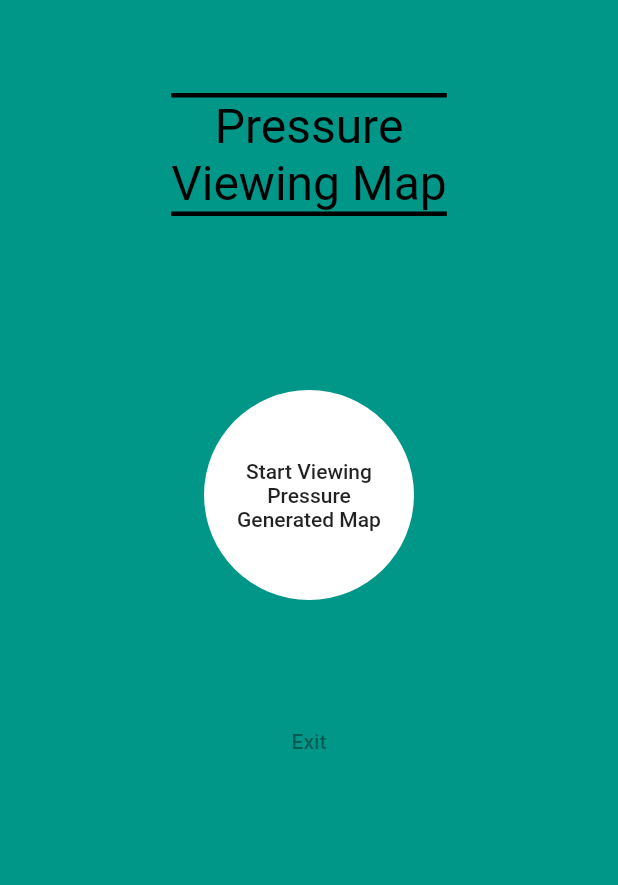
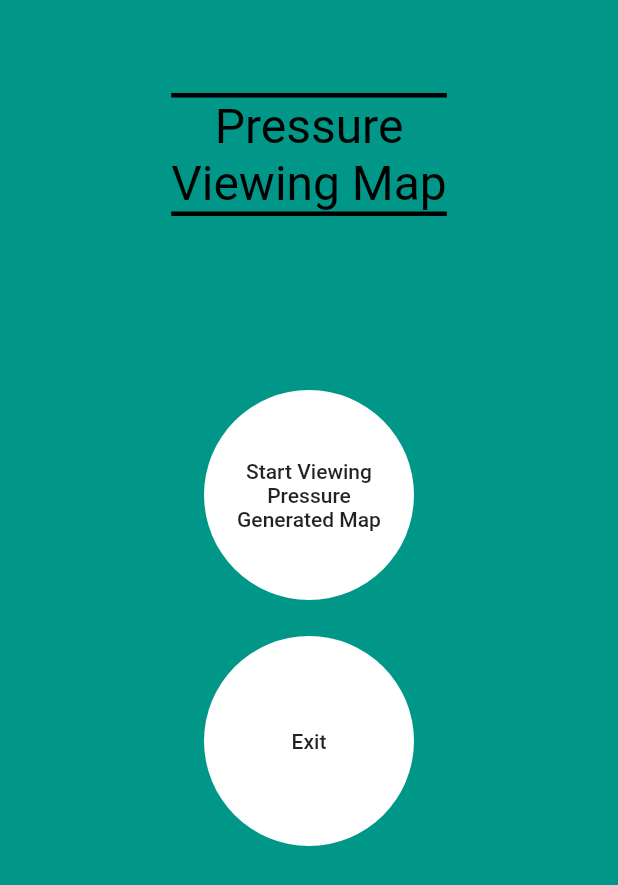
Before and after one commit to lewisbolaton/cushion_sensor_app, a Flutter app: the screen it shows after launch, on a phone screen of 412 x 824 dp. Shown: the top 885 px of the screen. Run offline on Flutter 3.47's test engine with Material 2 defaults, Android fonts, the phone set to English and light mode, and no system bars; our stand-ins replace flutter_bluetooth_serial, flutter_local_notifications, progress_dialog.

Commit message:
Implemented the exit button to show a notification via flutter_local_notifications

```diff
--- a/lib/menu.dart
+++ b/lib/menu.dart
@@ -11,12 +11,12 @@ class Menu extends StatelessWidget {
 
   Menu(this.goToViewing);
 
-  /*
+
   void _showBannerNotification() {
     var notification = LocalNotificationsPlugin();
     notification.showSingleNotification();
   }
-  */
+
 
   @override
   Widget build(BuildContext context) {
@@ -36,7 +36,7 @@ class Menu extends StatelessWidget {
                 mainAxisAlignment: MainAxisAlignment.center,
                 children: [
                   MenuButton('Start Viewing Pressure Generated Map', goToViewing),
-                  MenuButton('Exit', null),
+                  MenuButton('Exit', this._showBannerNotification),
                 ]
               ),
             ),
```
